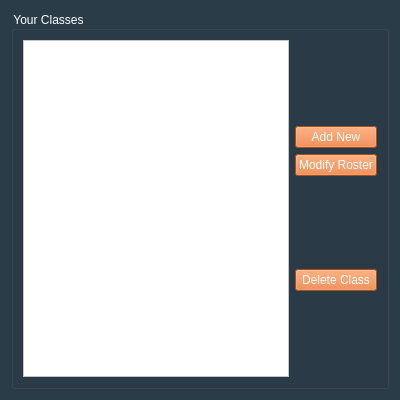
The window that PeerPilot/ui/manageClasses/manageClasses.ui (lsevcik/peerpilot) describes before a commit, drawn with Qt 5.
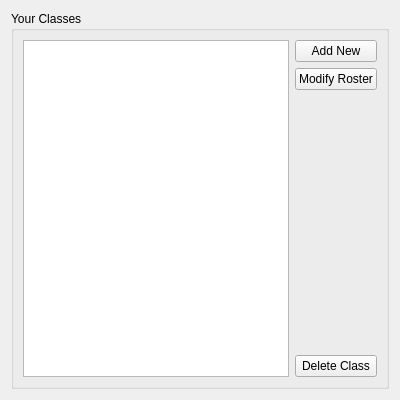
The same window after the commit.

```diff
--- a/PeerPilot/ui/manageClasses/manageClasses.ui
+++ b/PeerPilot/ui/manageClasses/manageClasses.ui
@@ -13,52 +13,20 @@
   <property name="windowTitle">
    <string>Manage Classes</string>
   </property>
-  <property name="styleSheet">
-   <string notr="true">background-color: rgb(42, 60, 72);</string>
-  </property>
   <layout class="QGridLayout" name="gridLayout">
    <item row="0" column="0">
     <widget class="QGroupBox" name="groupBox">
-     <property name="styleSheet">
-      <string notr="true">font: 11pt &quot;Calibri&quot;;
-color: rgb(255, 255, 255);</string>
-     </property>
      <property name="title">
       <string>Your Classes</string>
      </property>
      <layout class="QHBoxLayout" name="horizontalLayout">
       <item>
-       <widget class="QListView" name="classListView">
-        <property name="styleSheet">
-         <string notr="true">font: 12pt &quot;Calibri&quot;;
-background-color: rgb(255, 255, 255);
-color: rgb(0, 0, 0);</string>
-        </property>
-       </widget>
+       <widget class="QListView" name="classListView"/>
       </item>
       <item>
        <layout class="QVBoxLayout" name="verticalLayout">
-        <item>
-         <spacer name="verticalSpacer_3">
-          <property name="orientation">
-           <enum>Qt::Vertical</enum>
-          </property>
-          <property name="sizeHint" stdset="0">
-           <size>
-            <width>20</width>
-            <height>40</height>
-           </size>
-          </property>
-         </spacer>
-        </item>
         <item>
          <widget class="QPushButton" name="createButton">
-          <property name="styleSheet">
-           <string notr="true">border-top-color: rgb(0, 85, 255);
-background-color: rgb(230, 112, 43);
-color: rgb(255, 255, 255);
-font: 12pt &quot;Calibri&quot;;</string>
-          </property>
           <property name="text">
            <string>Add New</string>
           </property>
@@ -66,12 +34,6 @@
         </item>
         <item>
          <widget class="QPushButton" name="updateButton">
-          <property name="styleSheet">
-           <string notr="true">border-top-color: rgb(0, 85, 255);
-background-color: rgb(230, 112, 43);
-color: rgb(255, 255, 255);
-font: 12pt &quot;Calibri&quot;;</string>
-          </property>
           <property name="text">
            <string>Modify Roster</string>
           </property>
@@ -92,30 +54,11 @@
         </item>
         <item>
          <widget class="QPushButton" name="deleteButton">
-          <property name="styleSheet">
-           <string notr="true">border-top-color: rgb(0, 85, 255);
-background-color: rgb(230, 112, 43);
-color: rgb(255, 255, 255);
-font: 12pt &quot;Calibri&quot;;</string>
-          </property>
           <property name="text">
            <string>Delete Class</string>
           </property>
          </widget>
         </item>
-        <item>
-         <spacer name="verticalSpacer_2">
-          <property name="orientation">
-           <enum>Qt::Vertical</enum>
-          </property>
-          <property name="sizeHint" stdset="0">
-           <size>
-            <width>20</width>
-            <height>40</height>
-           </size>
-          </property>
-         </spacer>
-        </item>
        </layout>
       </item>
      </layout>
```
